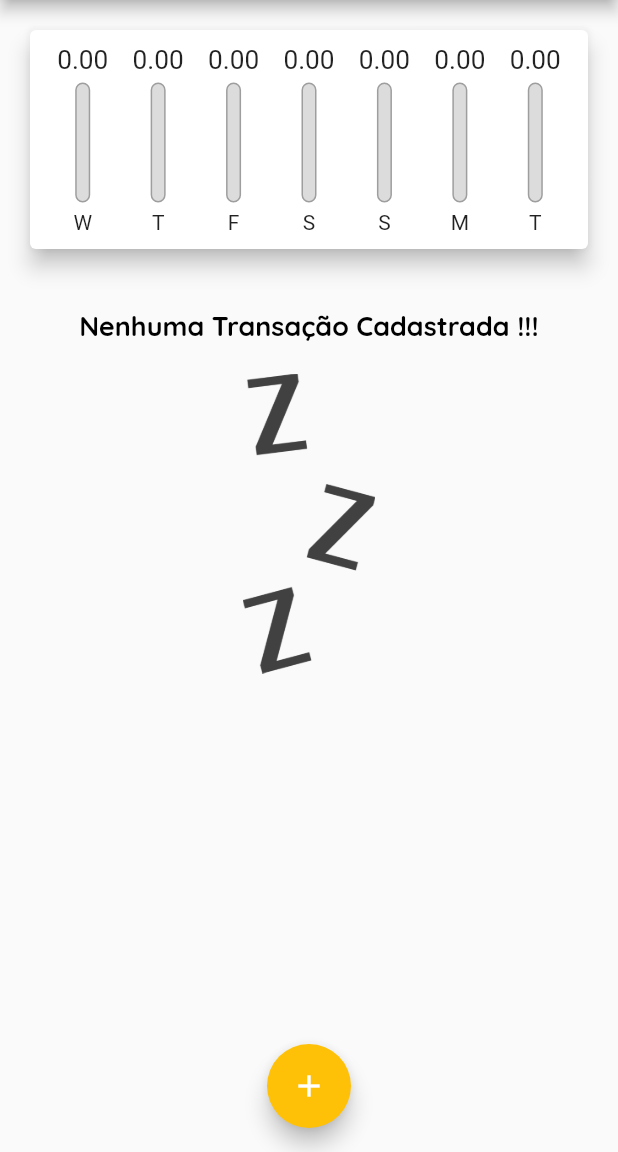
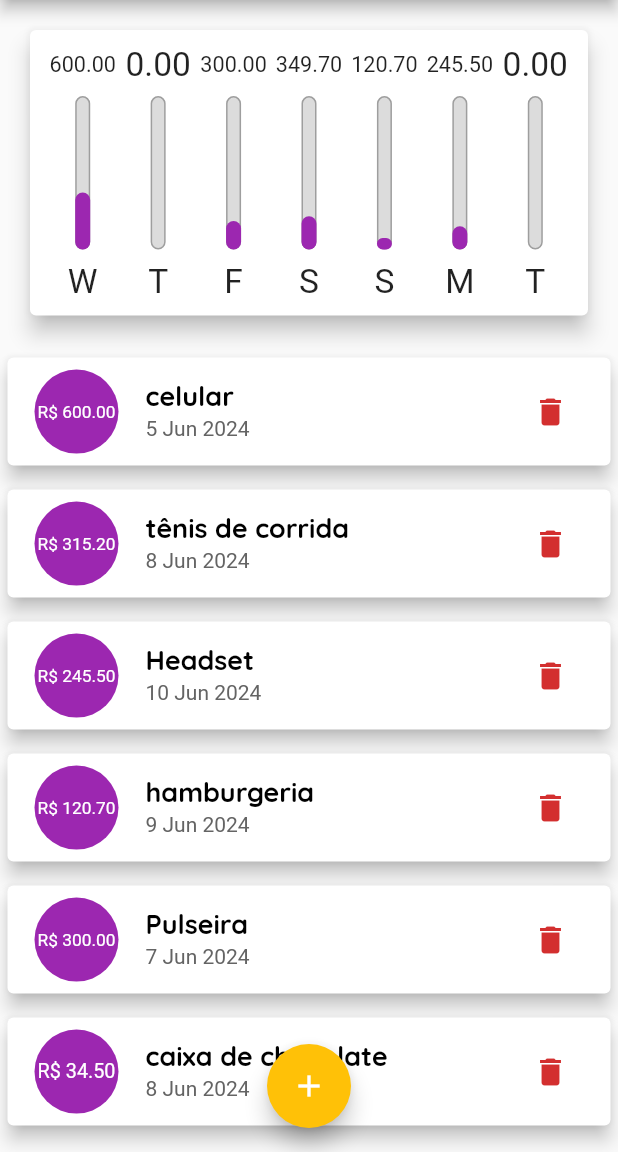
Before and after one commit to Rafa2266/expenses, a Flutter app: the screen it shows after launch, on a phone screen of 412 x 824 dp, the part 84-1236 px from its top. Run offline on Flutter 3.47's test engine with Material 2 defaults, Android fonts, the phone set to English and light mode, and no system bars.

Commit message:
tornando lista e gráfico  responsivo

```diff
--- a/lib/components/chart_bar.dart
+++ b/lib/components/chart_bar.dart
@@ -12,17 +12,19 @@ class ChartBar extends StatelessWidget {
 
   @override
   Widget build(BuildContext context) {
+    return LayoutBuilder(
+      builder: (ctx, constraints) {
         return Column(
           children: <Widget>[
             Container(
-            height: 20,
+                height: constraints.maxHeight * 0.15,
                 padding: const EdgeInsets.symmetric(horizontal: 3),
                 child: FittedBox(
                   child: Text(price.toStringAsFixed(2)),
                 )),
-        const SizedBox(height: 5),
+            SizedBox(height: constraints.maxHeight * 0.05),
             SizedBox(
-          height: 80,
+              height: constraints.maxHeight * 0.6,
               width: 10,
               child: Stack(
                 alignment: Alignment.bottomCenter,
@@ -46,9 +48,14 @@ class ChartBar extends StatelessWidget {
                 ],
               ),
             ),
-        const SizedBox(height: 5),
-        Text(label)
+            SizedBox(height: constraints.maxHeight * 0.05),
+            SizedBox(
+              height: constraints.maxHeight * 0.15,
+              child: FittedBox(child: Text(label)),
+            )
           ],
+        );
+      },
     );
   }
 }
--- a/lib/components/transaction_form.dart
+++ b/lib/components/transaction_form.dart
@@ -44,10 +44,15 @@ class _TransactionFormState extends State<TransactionForm> {
 
   @override
   Widget build(BuildContext context) {
-    return Card(
+    return SingleChildScrollView(
+      child: Card(
         elevation: 5,
         child: Padding(
-        padding: const EdgeInsets.all(10),
+          padding: EdgeInsets.only(
+              top: 10,
+              right: 10,
+              left: 10,
+              bottom: 10 + MediaQuery.of(context).viewInsets.bottom),
           child: Column(
             children: <Widget>[
               TextField(
@@ -90,7 +95,8 @@ class _TransactionFormState extends State<TransactionForm> {
                         _submitForm();
                       },
                       style: ElevatedButton.styleFrom(
-                        foregroundColor: Theme.of(context).colorScheme.primary),
+                          foregroundColor:
+                              Theme.of(context).colorScheme.primary),
                       child: const Text(
                         'Nova transação',
                         style: TextStyle(
@@ -105,6 +111,7 @@ class _TransactionFormState extends State<TransactionForm> {
             ],
           ),
         ),
+      ),
     );
   }
 }
--- a/lib/components/transaction_list.dart
+++ b/lib/components/transaction_list.dart
@@ -9,26 +9,26 @@ class TransactionList extends StatelessWidget {
 
   @override
   Widget build(BuildContext context) {
-    return SizedBox(
-      height: 520,
-      child: _transactions.isEmpty
-          ? Column(
+    return _transactions.isEmpty
+        ? LayoutBuilder(builder: (ctx, constraints) {
+            return Column(
               children: <Widget>[
-                const SizedBox(height: 20),
+                SizedBox(height: constraints.maxHeight * 0.05),
                 Text(
                   'Nenhuma Transação Cadastrada !!!',
                   style: Theme.of(context).textTheme.titleLarge,
                 ),
-                const SizedBox(height: 20),
+                SizedBox(height: constraints.maxHeight * 0.05),
                 SizedBox(
-                  height: 200,
+                  height: constraints.maxHeight * 0.6,
                   child: Image.asset(
                     'assets/images/waiting.png',
                     fit: BoxFit.cover,
                   ),
                 )
               ],
-            )
+            );
+          })
         : ListView.builder(
             itemCount: _transactions.length,
             itemBuilder: (ctx, index) {
@@ -75,7 +75,6 @@ class TransactionList extends StatelessWidget {
                 ),
               );
             },
-            ),
           );
   }
 }
--- a/lib/main.dart
+++ b/lib/main.dart
@@ -58,7 +58,7 @@ class _MyHomePageState extends State<MyHomePage> {
   }
 
   final List<Transaction> _transactions = [
-    /* Transaction(
+    Transaction(
       id: 't0',
       title: 'celular',
       value: 600,
@@ -93,8 +93,10 @@ class _MyHomePageState extends State<MyHomePage> {
       title: 'caixa de chocolate',
       value: 34.50,
       date: DateTime.now().subtract(const Duration(days: 3)),
-    ), */
+    ),
   ];
+
+  bool _showChart = false;
 
   List<Transaction> _recentTransactions() {
     return _transactions.where((element) {
@@ -124,21 +126,46 @@ class _MyHomePageState extends State<MyHomePage> {
 
   @override
   Widget build(BuildContext context) {
+    bool isLandScape =
+        MediaQuery.of(context).orientation == Orientation.landscape;
+
+    final appBar = AppBar(
+      title: const Text("Despesas pessoais"),
+      actions: <Widget>[
+        if (isLandScape)
+          IconButton(
+              onPressed: () {
+                setState(() {
+                  _showChart = !_showChart;
+                });
+              },
+              icon: Icon(_showChart ? Icons.list : Icons.show_chart)),
+        IconButton(
+            onPressed: () => _openTransactionFormModal(context),
+            icon: const Icon(Icons.add)),
+      ],
+    );
+
+    final availableHeight = MediaQuery.of(context).size.height -
+        appBar.preferredSize.height -
+        MediaQuery.of(context).padding.top;
+
     return Scaffold(
-      appBar: AppBar(
-        title: const Text("Despesas pessoais"),
-        actions: <Widget>[
-          IconButton(
-              onPressed: () => _openTransactionFormModal(context),
-              icon: const Icon(Icons.add))
-        ],
-      ),
+      appBar: appBar,
       body: SingleChildScrollView(
         child: Column(
           crossAxisAlignment: CrossAxisAlignment.stretch,
           children: <Widget>[
-            Chart(_recentTransactions()),
-            TransactionList(_transactions, _removeTransaction)
+            if (_showChart || !isLandScape)
+              SizedBox(
+                height: availableHeight * (isLandScape ? 0.7 : 0.3),
+                child: Chart(_recentTransactions()),
+              ),
+            if (!_showChart || !isLandScape)
+              SizedBox(
+                height: availableHeight * 0.7,
+                child: TransactionList(_transactions, _removeTransaction),
+              )
           ],
         ),
       ),
```
Lines whose indentation alone changed are shown as unchanged.
